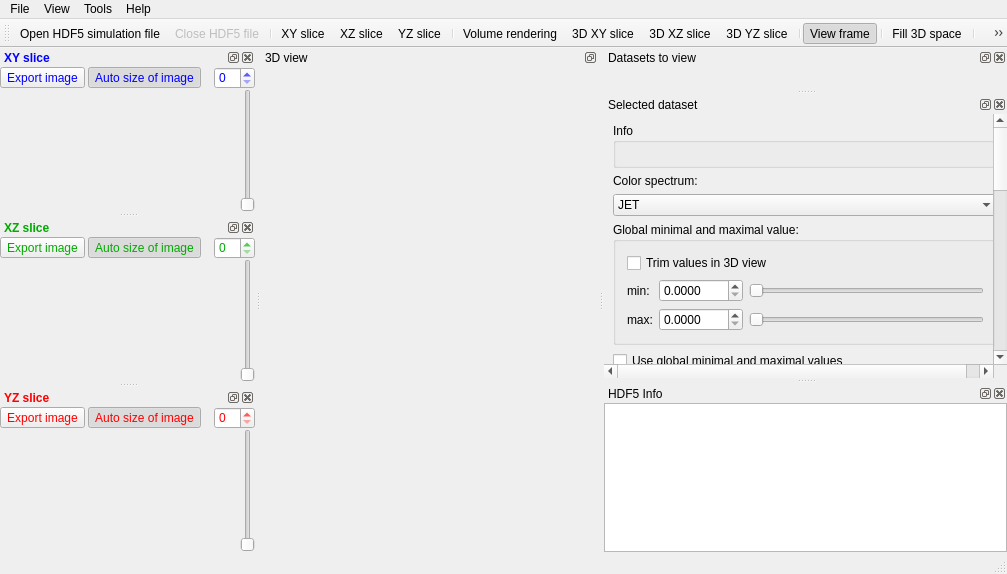
Qt form gui/mainwindow.ui (klepo/Visualisation-of-the-outputs-of-k-Wave-ultrasound-simulations) before a commit.
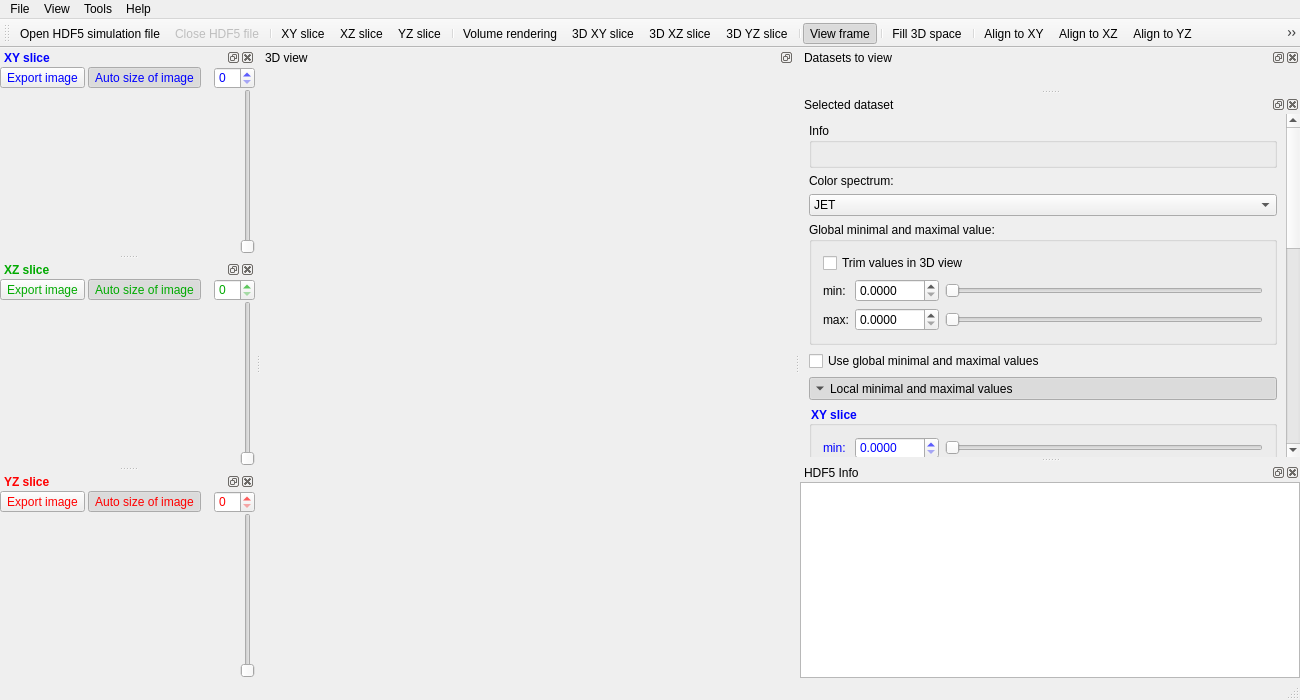
The same form after that commit. Icons and pictures are not drawn. Custom widgets are drawn as their Qt base class.

Commit message: GUI kompatibilní s OpenGL 2.1 a GLSL 1.20

```diff
--- a/gui/mainwindow.ui
+++ b/gui/mainwindow.ui
@@ -6,8 +6,8 @@
    <rect>
     <x>0</x>
     <y>0</y>
-    <width>1007</width>
-    <height>574</height>
+    <width>1300</width>
+    <height>700</height>
    </rect>
   </property>
   <property name="windowTitle">
@@ -152,8 +152,8 @@
     <rect>
      <x>0</x>
      <y>0</y>
-     <width>1007</width>
-     <height>21</height>
+     <width>1300</width>
+     <height>20</height>
     </rect>
    </property>
    <widget class="QMenu" name="menuFile">
@@ -237,7 +237,7 @@
    </property>
    <property name="minimumSize">
     <size>
-     <width>400</width>
+     <width>500</width>
      <height>91</height>
     </size>
    </property>
@@ -286,8 +286,8 @@
          <rect>
           <x>0</x>
           <y>0</y>
-          <width>383</width>
-          <height>794</height>
+          <width>536</width>
+          <height>893</height>
          </rect>
         </property>
         <property name="sizePolicy">
@@ -1260,8 +1260,8 @@
         <string>&lt;!DOCTYPE HTML PUBLIC &quot;-//W3C//DTD HTML 4.0//EN&quot; &quot;http://www.w3.org/TR/REC-html40/strict.dtd&quot;&gt;
 &lt;html&gt;&lt;head&gt;&lt;meta name=&quot;qrichtext&quot; content=&quot;1&quot; /&gt;&lt;style type=&quot;text/css&quot;&gt;
 p, li { white-space: pre-wrap; }
-&lt;/style&gt;&lt;/head&gt;&lt;body style=&quot; font-family:'MS Shell Dlg 2'; font-size:8.25pt; font-weight:400; font-style:normal;&quot;&gt;
-&lt;p style=&quot;-qt-paragraph-type:empty; margin-top:0px; margin-bottom:0px; margin-left:0px; margin-right:0px; -qt-block-indent:0; text-indent:0px; font-size:8pt;&quot;&gt;&lt;br /&gt;&lt;/p&gt;&lt;/body&gt;&lt;/html&gt;</string>
+&lt;/style&gt;&lt;/head&gt;&lt;body style=&quot; font-family:'Sans Serif'; font-size:9pt; font-weight:400; font-style:normal;&quot;&gt;
+&lt;p style=&quot;-qt-paragraph-type:empty; margin-top:0px; margin-bottom:0px; margin-left:0px; margin-right:0px; -qt-block-indent:0; text-indent:0px; font-family:'MS Shell Dlg 2'; font-size:8pt;&quot;&gt;&lt;br /&gt;&lt;/p&gt;&lt;/body&gt;&lt;/html&gt;</string>
        </property>
       </widget>
      </item>
@@ -1346,8 +1346,8 @@
          <rect>
           <x>0</x>
           <y>0</y>
-          <width>175</width>
-          <height>119</height>
+          <width>182</width>
+          <height>133</height>
          </rect>
         </property>
         <layout class="QHBoxLayout" name="horizontalLayout_2">
@@ -1468,8 +1468,8 @@
          <rect>
           <x>0</x>
           <y>0</y>
-          <width>175</width>
-          <height>119</height>
+          <width>182</width>
+          <height>217</height>
          </rect>
         </property>
         <layout class="QHBoxLayout" name="horizontalLayout_3">
@@ -1617,8 +1617,8 @@
          <rect>
           <x>0</x>
           <y>0</y>
-          <width>175</width>
-          <height>119</height>
+          <width>182</width>
+          <height>133</height>
          </rect>
         </property>
         <layout class="QHBoxLayout" name="horizontalLayout_6">
```
The commit also changes 5 other files.
